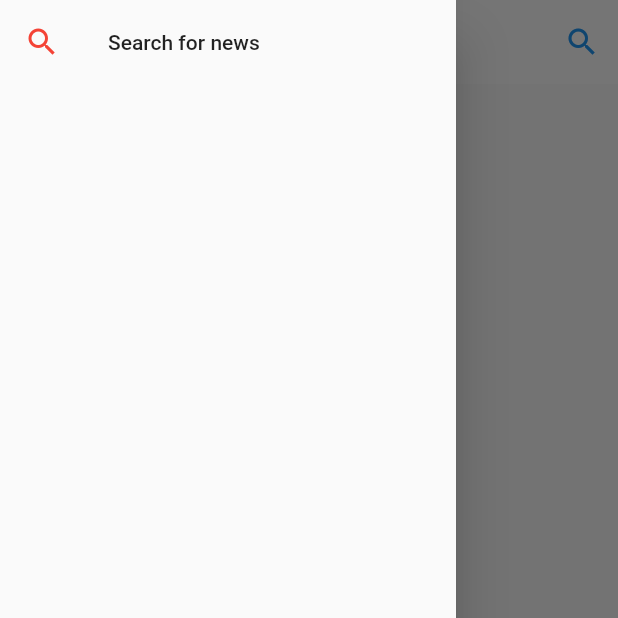
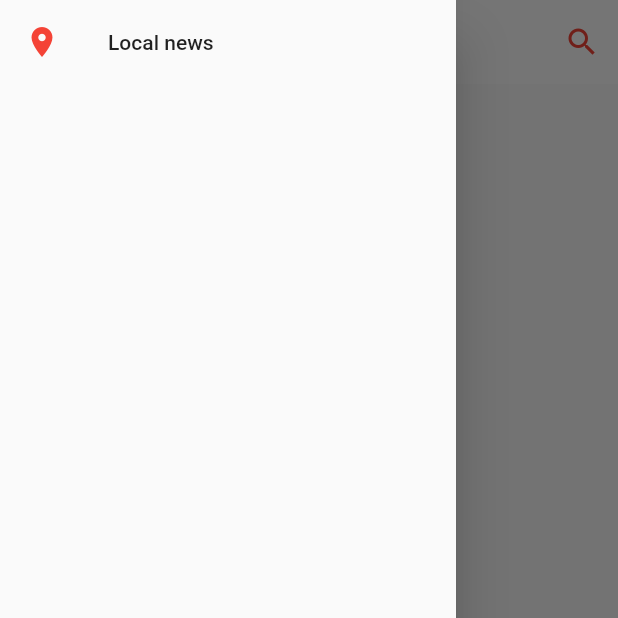
Before and after one commit to a-oboh/flutter-news, a Flutter app: the screen it shows after launch, with the side drawer open, on a phone screen of 412 x 824 dp, the top half of it. Run offline on Flutter 3.47's test engine with Material 2 defaults, Android fonts, the phone set to English and light mode, and no system bars; our stand-ins replace flutter_svg; missing offline and left inert: flutter_webview_plugin; network calls fail.

Commit message:
improved search

```diff
--- a/lib/homepage.dart
+++ b/lib/homepage.dart
@@ -53,9 +53,10 @@ class _SourceScreenState extends State<SourceScreen> {
           iconTheme: new IconThemeData(color: Colors.red),
           actions: <Widget>[
             IconButton(
+              tooltip: 'Search news',
               icon:Icon(
                 Icons.search,
-                color: Colors.blue,
+                color: Colors.red,
               ),
               onPressed: (){
                 showSearch(
@@ -108,9 +109,9 @@ class _SourceScreenState extends State<SourceScreen> {
 
                 },
                 child: ListTile(
-                  title: Text("Search for news"),
+                  title: Text("Local news"),
                   leading: Icon(
-                    Icons.search,
+                    Icons.location_on,
                     color: Colors.red,
                   ),
                 ),
```
